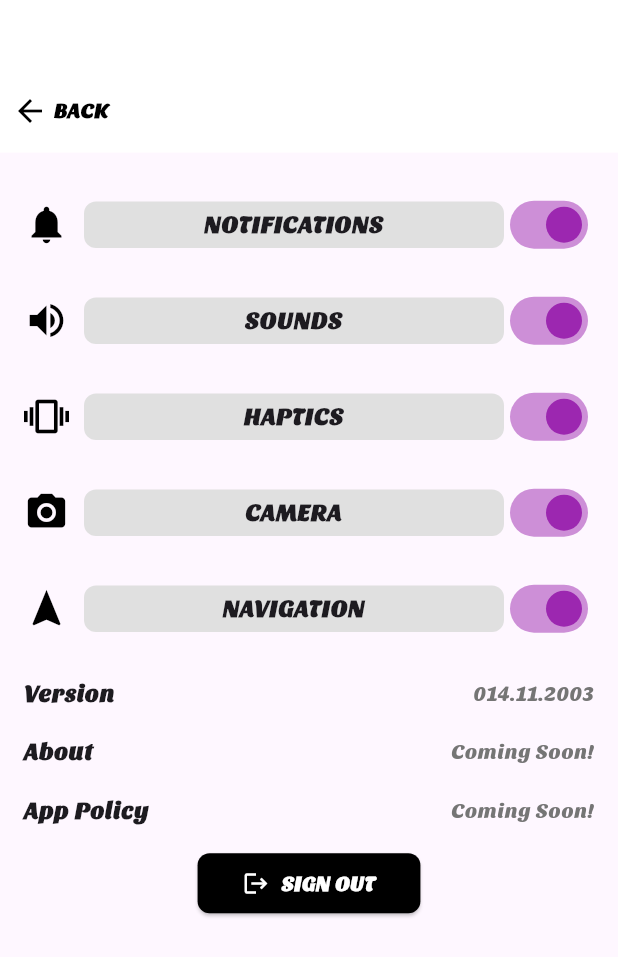
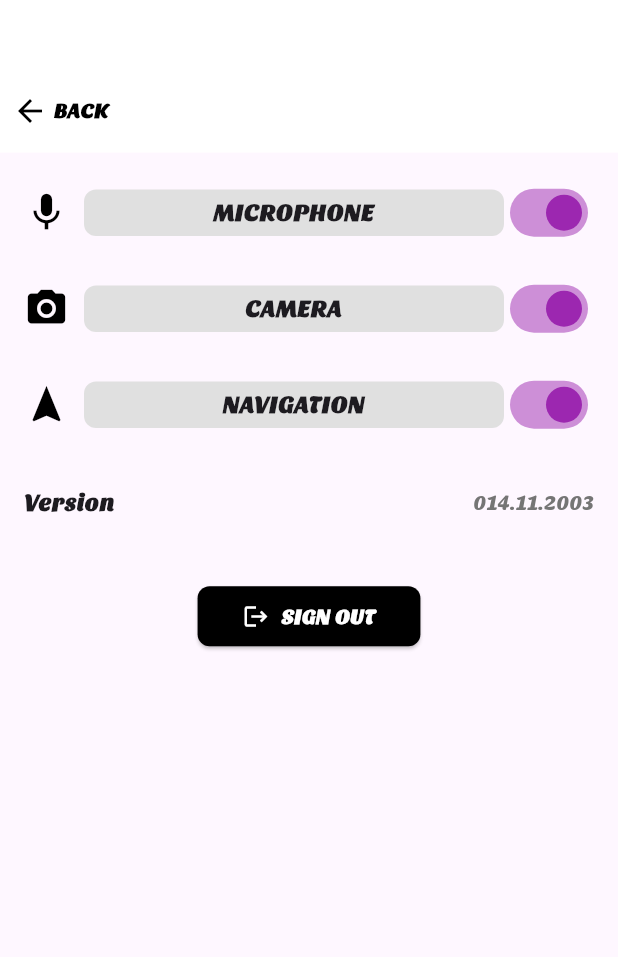
Before and after one commit to gtiso/Adventurize, a Flutter app: the SettingsPage screen opened directly, on a phone screen of 412 x 824 dp. Shown: the top 957 px of the screen. Run offline on Flutter 3.47's test engine with Material 3 defaults, Android fonts, the phone set to English and light mode, and no system bars; our stand-ins replace camera, geolocator, google_maps_flutter, permission_handler, qr_flutter, sqflite_common_ffi; missing offline and left inert: mobile_scanner; accounts and stored records are empty.

Commit message:
settings UI modification

```diff
--- a/adventurize/lib/pages/settings_page.dart
+++ b/adventurize/lib/pages/settings_page.dart
@@ -8,20 +8,56 @@ class SettingsPage extends StatefulWidget {
 }
 
 class _SettingsPageState extends State<SettingsPage> {
-  bool notificationsEnabled = true;
-  bool soundsEnabled = true;
-  bool hapticsEnabled = true;
-  bool cameraEnabled = false; // Default to false
-  bool navigationEnabled = false; // Default to false
+  bool microphoneEnabled = false;
+  bool cameraEnabled = false;
+  bool navigationEnabled = false;
 
   @override
   void initState() {
     super.initState();
     checkCameraPermission();
     checkLocationPermission();
-    checkNotificationPermission();
+    checkMicrophonePermission();
   }
 
+  // ------------------ MICROPHONE LOGIC ------------------
+  Future<void> checkMicrophonePermission() async {
+    var status = await Permission.microphone.status;
+    setState(() {
+      microphoneEnabled = status.isGranted;
+    });
+  }
+
+  Future<void> toggleMicrophonePermission(bool value) async {
+    if (value) {
+      // User is trying to enable microphone
+      var status = await Permission.microphone.status;
+      if (status.isPermanentlyDenied) {
+        _showSettingsDialog("Microphone Permission", () {
+          setState(() {
+            microphoneEnabled = false;
+          });
+        });
+      } else {
+        var requestStatus = await Permission.microphone.request();
+        setState(() {
+          microphoneEnabled = requestStatus.isGranted;
+        });
+      }
+    } else {
+      // User is turning microphone off in the UI
+      setState(() {
+        microphoneEnabled = false;
+      });
+      _showSettingsDialog("Microphone Permission", () {
+        setState(() {
+          microphoneEnabled = true;
+        });
+      });
+    }
+  }
+
+  // ------------------ CAMERA LOGIC ----------------------
   Future<void> checkCameraPermission() async {
     var status = await Permission.camera.status;
     setState(() {
@@ -31,10 +67,19 @@ class _SettingsPageState extends State<SettingsPage> {
 
   Future<void> toggleCameraPermission(bool value) async {
     if (value) {
-      var status = await Permission.camera.request();
+      var status = await Permission.camera.status;
+      if (status.isPermanentlyDenied) {
+        _showSettingsDialog("Camera Permission", () {
           setState(() {
-        cameraEnabled = status.isGranted;
+            cameraEnabled = false;
           });
+        });
+      } else {
+        var requestStatus = await Permission.camera.request();
+        setState(() {
+          cameraEnabled = requestStatus.isGranted;
+        });
+      }
     } else {
       setState(() {
         cameraEnabled = false;
@@ -47,6 +92,7 @@ class _SettingsPageState extends State<SettingsPage> {
     }
   }
 
+  // ------------------ LOCATION LOGIC --------------------
   Future<void> checkLocationPermission() async {
     var status = await Permission.location.status;
     setState(() {
@@ -57,11 +103,10 @@ class _SettingsPageState extends State<SettingsPage> {
   Future<void> toggleLocationPermission(bool value) async {
     if (value) {
       var status = await Permission.location.status;
-
       if (status.isPermanentlyDenied) {
         _showSettingsDialog("Location Permission", () {
           setState(() {
-            navigationEnabled = false; // Revert the toggle state
+            navigationEnabled = false;
           });
         });
       } else {
@@ -82,70 +127,27 @@ class _SettingsPageState extends State<SettingsPage> {
     }
   }
 
-  Future<void> checkNotificationPermission() async {
-    var status = await Permission.notification.status;
-    setState(() {
-      notificationsEnabled = status.isGranted;
-    });
-  }
-
-  Future<void> toggleNotificationPermission(bool value) async {
-    if (value) {
-      var status = await Permission.notification.request();
-      setState(() {
-        notificationsEnabled = status.isGranted;
-      });
-    } else {
-      setState(() {
-        notificationsEnabled = false;
-      });
-      _showSettingsDialog("Notification Permission", () {
-        setState(() {
-          notificationsEnabled = true;
-        });
-      });
-    }
-  }
-
-  void toggleSounds(bool value) {
-    setState(() {
-      soundsEnabled = value;
-    });
-    if (!value) {
-      _showSettingsDialog("Sounds", () {
-        setState(() {
-          soundsEnabled = true;
-        });
-      });
-    }
-  }
-
-  void toggleHaptics(bool value) {
-    setState(() {
-      hapticsEnabled = value;
-    });
-    if (!value) {
-      _showSettingsDialog("Haptics", () {
-        setState(() {
-          hapticsEnabled = true;
-        });
-      });
-    }
-  }
-
+  // ------------------ POPUP DIALOG ----------------------
   void _showSettingsDialog(String permissionType, VoidCallback onCancel) {
     showDialog(
       context: context,
+      barrierDismissible: false, // Prevent tap outside to dismiss
       builder: (context) {
-        return AlertDialog(
-          title: Text('$permissionType'),
+        return WillPopScope(
+          // Prevent back-button to dismiss
+          onWillPop: () async => false,
+          child: AlertDialog(
+            title: Text(permissionType),
             content: Text(
-              '$permissionType has been permanently disabled. To enable it again, you must open the app settings. Would you like to do that now?'),
+              '$permissionType has been permanently disabled.\n\n'
+              'To enable it again, you must open the app settings.\n'
+              'Would you like to do that now?',
+            ),
             actions: [
               TextButton(
                 onPressed: () {
                   Navigator.pop(context); // Close the dialog
-                onCancel(); // Revert the toggle state
+                  onCancel(); // Revert the toggle state if needed
                 },
                 child: Text('Cancel'),
               ),
@@ -157,10 +159,13 @@ class _SettingsPageState extends State<SettingsPage> {
                 child: Text('Open Settings'),
               ),
             ],
+          ),
         );
       },
     );
   }
+
+  // ------------------------------------------------------
 
   @override
   Widget build(BuildContext context) {
@@ -169,9 +174,7 @@ class _SettingsPageState extends State<SettingsPage> {
         backgroundColor: Colors.white,
         elevation: 0,
         leading: GestureDetector(
-          onTap: () {
-            Navigator.pop(context);
-          },
+          onTap: () => Navigator.pop(context),
           child: Padding(
             padding: const EdgeInsets.only(left: 8.0),
             child: Row(
@@ -195,13 +198,14 @@ class _SettingsPageState extends State<SettingsPage> {
       body: SingleChildScrollView(
         child: Padding(
           padding: const EdgeInsets.all(16.0),
+          // Use a Column with extra spacing
           child: Column(
             crossAxisAlignment: CrossAxisAlignment.start,
             children: [
               buildSettingsList(),
-              SizedBox(height: 5),
-              buildStaticInfo(),
-              SizedBox(height: 5),
+              SizedBox(height: 30), // Extra spacing to make the screen fuller
+              buildVersionInfo(),
+              SizedBox(height: 40), // Even more space before sign out
               buildSignOutButton(),
             ],
           ),
@@ -215,29 +219,19 @@ class _SettingsPageState extends State<SettingsPage> {
       crossAxisAlignment: CrossAxisAlignment.start,
       children: [
         buildSettingTile(
-          icon: Icons.notifications,
-          title: "NOTIFICATIONS",
-          value: notificationsEnabled,
-          onChanged: toggleNotificationPermission,
+          icon: Icons.mic,
+          title: "MICROPHONE",
+          value: microphoneEnabled,
+          onChanged: toggleMicrophonePermission,
         ),
-        buildSettingTile(
-          icon: Icons.volume_up,
-          title: "SOUNDS",
-          value: soundsEnabled,
-          onChanged: toggleSounds,
-        ),
-        buildSettingTile(
-          icon: Icons.vibration,
-          title: "HAPTICS",
-          value: hapticsEnabled,
-          onChanged: toggleHaptics,
-        ),
+        SizedBox(height: 16),
         buildSettingTile(
           icon: Icons.camera_alt,
           title: "CAMERA",
           value: cameraEnabled,
           onChanged: toggleCameraPermission,
         ),
+        SizedBox(height: 16),
         buildSettingTile(
           icon: Icons.navigation,
           title: "NAVIGATION",
@@ -248,12 +242,11 @@ class _SettingsPageState extends State<SettingsPage> {
     );
   }
 
-  Widget buildStaticInfo() {
+  // Only shows version now
+  Widget buildVersionInfo() {
     return Column(
       children: [
         buildStaticTile("Version", "014.11.2003"),
-        buildStaticTile("About", "Coming Soon!"),
-        buildStaticTile("App Policy", "Coming Soon!"),
       ],
     );
   }
@@ -271,10 +264,7 @@ class _SettingsPageState extends State<SettingsPage> {
         onPressed: () {
           NavigationUtils.navigateToLoginPage(context);
         },
-        icon: Icon(
-          Icons.logout,
-          color: Colors.white,
-        ),
+        icon: Icon(Icons.logout, color: Colors.white),
         label: Text(
           "SIGN OUT",
           style: TextStyle(
@@ -293,9 +283,7 @@ class _SettingsPageState extends State<SettingsPage> {
     required bool value,
     required ValueChanged<bool> onChanged,
   }) {
-    return Padding(
-      padding: const EdgeInsets.symmetric(vertical: 8.0),
-      child: Row(
+    return Row(
       children: [
         Icon(icon, size: 30, color: Colors.black),
         SizedBox(width: 10),
@@ -305,8 +293,7 @@ class _SettingsPageState extends State<SettingsPage> {
               color: Colors.grey[300],
               borderRadius: BorderRadius.circular(8.0),
             ),
-              padding:
-                  const EdgeInsets.symmetric(vertical: 4.0, horizontal: 8.0),
+            padding: const EdgeInsets.symmetric(vertical: 4.0, horizontal: 8.0),
             child: Text(
               title,
               style: TextStyle(
@@ -324,14 +311,11 @@ class _SettingsPageState extends State<SettingsPage> {
           activeColor: Colors.purple,
         ),
       ],
-      ),
     );
   }
 
   Widget buildStaticTile(String title, String subtitle) {
-    return Padding(
-      padding: const EdgeInsets.symmetric(vertical: 8.0),
-      child: Row(
+    return Row(
       mainAxisAlignment: MainAxisAlignment.spaceBetween,
       children: [
         Text(
@@ -351,7 +335,6 @@ class _SettingsPageState extends State<SettingsPage> {
           ),
         ),
       ],
-      ),
     );
   }
 }
```
Lines whose indentation alone changed are shown as unchanged.
